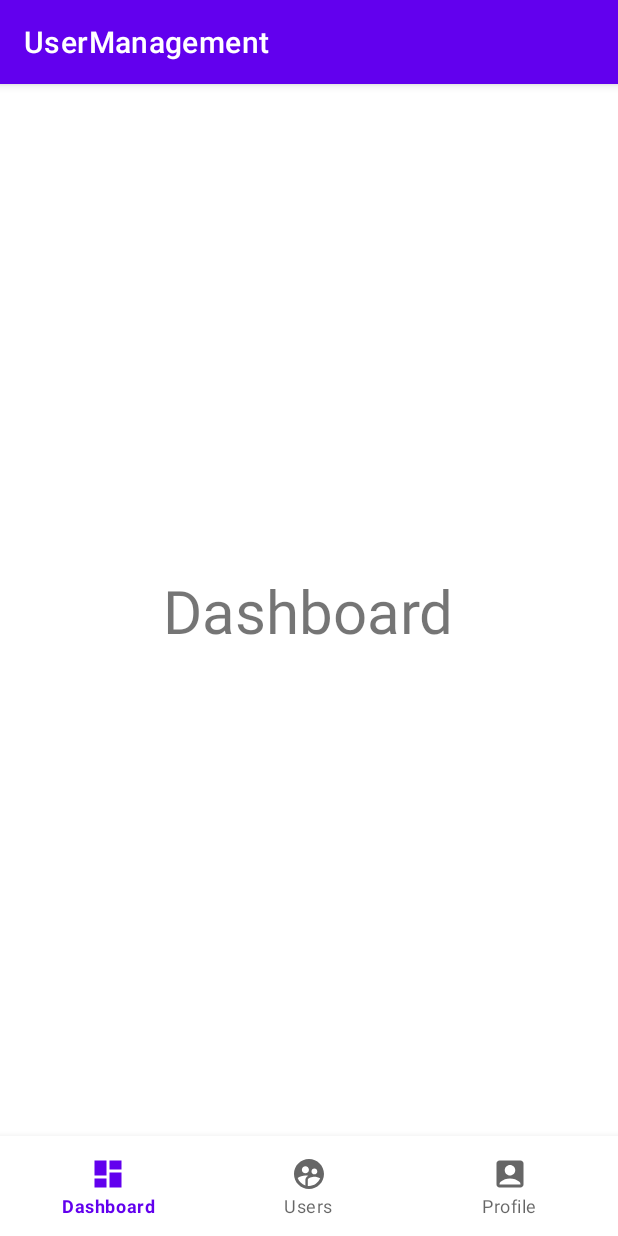
After one commit to Jeevan-Rai/Android-app, an Android app: the DashboardFragment screen opened directly, with no data from a screen before it, on a phone screen of 412 x 824 dp. The commit adds this screen. Run offline under Robolectric (Android 15) with nearby library versions, the phone set to English and light mode, and no system bars.

Commit message:
user interface updated

```diff
--- a/UserManagement/app/build.gradle
+++ b/UserManagement/app/build.gradle
@@ -34,6 +34,8 @@ dependencies {
     implementation 'com.google.android.material:material:1.7.0'
     implementation 'androidx.constraintlayout:constraintlayout:2.1.4'
     implementation 'com.google.android.material:material:1.7.0'
+    implementation 'com.squareup.retrofit12:retrofit:2.9.0'
+    implementation 'com.squareup.retrofit2:converter-gson:2.9.0'
     testImplementation 'junit:junit:4.13.2'
     androidTestImplementation 'androidx.test.ext:junit:1.1.3'
     androidTestImplementation 'androidx.test.espresso:espresso-core:3.4.0'
--- /dev/null
+++ b/UserManagement/app/src/main/java/com/example/usermanagement/HomeActivity.java
@@ -0,0 +1,61 @@
+package com.example.usermanagement;
+
+import androidx.annotation.NonNull;
+import androidx.appcompat.app.AppCompatActivity;
+import androidx.fragment.app.Fragment;
+
+import android.os.Bundle;
+import android.view.MenuItem;
+
+import com.example.usermanagement.NavFragments.DashboardFragment;
+import com.example.usermanagement.NavFragments.ProfileFragment;
+import com.example.usermanagement.NavFragments.UserFragment;
+import com.google.android.material.bottomnavigation.BottomNavigationView;
+
+public class HomeActivity extends AppCompatActivity {
+
+    BottomNavigationView bottomNavigationView;
+
+    @Override
+    protected void onCreate(Bundle savedInstanceState) {
+        super.onCreate(savedInstanceState);
+        setContentView(R.layout.activity_home);
+
+        bottomNavigationView = findViewById(R.id.bottomnav);
+        bottomNavigationView.setOnNavigationItemSelectedListener(new BottomNavigationView.OnNavigationItemSelectedListener() {
+            @Override
+            public boolean onNavigationItemSelected(@NonNull MenuItem item) {
+
+                Fragment fragment = null;
+
+                switch (item.getItemId()) {
+                    case R.id.dashboard:
+                        fragment = new DashboardFragment();
+                        break;
+
+                    case R.id.users:
+                        fragment = new UserFragment();
+                        break;
+
+                    case R.id.profile:
+                        fragment = new ProfileFragment();
+                        break;
+                }
+
+                if (fragment!=null) {
+                    loadFragment(fragment);
+                }
+
+                return true;
+            }
+        });
+
+        loadFragment(new DashboardFragment());
+
+    }
+
+    void loadFragment(Fragment fragment) {
+//        to attach fragment
+        getSupportFragmentManager().beginTransaction().replace(R.id.relativelayout, fragment).commit();
+    }
+}
--- /dev/null
+++ b/UserManagement/app/src/main/java/com/example/usermanagement/NavFragments/DashboardFragment.java
@@ -0,0 +1,66 @@
+package com.example.usermanagement.NavFragments;
+
+import android.os.Bundle;
+
+import androidx.fragment.app.Fragment;
+
+import android.view.LayoutInflater;
+import android.view.View;
+import android.view.ViewGroup;
+
+import com.example.usermanagement.R;
+
+/**
+ * A simple {@link Fragment} subclass.
+ * Use the {@link DashboardFragment#newInstance} factory method to
+ * create an instance of this fragment.
+ */
+public class DashboardFragment extends Fragment {
+
+    // TODO: Rename parameter arguments, choose names that match
+    // the fragment initialization parameters, e.g. ARG_ITEM_NUMBER
+    private static final String ARG_PARAM1 = "param1";
+    private static final String ARG_PARAM2 = "param2";
+
+    // TODO: Rename and change types of parameters
+    private String mParam1;
+    private String mParam2;
+
+    public DashboardFragment() {
+        // Required empty public constructor
+    }
+
+    /**
+     * Use this factory method to create a new instance of
+     * this fragment using the provided parameters.
+     *
+     * @param param1 Parameter 1.
+     * @param param2 Parameter 2.
+     * @return A new instance of fragment DashboardFragment.
+     */
+    // TODO: Rename and change types and number of parameters
+    public static DashboardFragment newInstance(String param1, String param2) {
+        DashboardFragment fragment = new DashboardFragment();
+        Bundle args = new Bundle();
+        args.putString(ARG_PARAM1, param1);
+        args.putString(ARG_PARAM2, param2);
+        fragment.setArguments(args);
+        return fragment;
+    }
+
+    @Override
+    public void onCreate(Bundle savedInstanceState) {
+        super.onCreate(savedInstanceState);
+        if (getArguments() != null) {
+            mParam1 = getArguments().getString(ARG_PARAM1);
+            mParam2 = getArguments().getString(ARG_PARAM2);
+        }
+    }
+
+    @Override
+    public View onCreateView(LayoutInflater inflater, ViewGroup container,
+                             Bundle savedInstanceState) {
+        // Inflate the layout for this fragment
+        return inflater.inflate(R.layout.fragment_dashboard, container, false);
+    }
+}
--- /dev/null
+++ b/UserManagement/app/src/main/res/drawable/dashboard.xml
@@ -0,0 +1,5 @@
+<vector android:height="24dp" android:tint="#000000"
+    android:viewportHeight="24" android:viewportWidth="24"
+    android:width="24dp" xmlns:android="http://schemas.android.com/apk/res/android">
+    <path android:fillColor="@android:color/white" android:pathData="M3,13h8L11,3L3,3v10zM3,21h8v-6L3,15v6zM13,21h8L21,11h-8v10zM13,3v6h8L21,3h-8z"/>
+</vector>
--- /dev/null
+++ b/UserManagement/app/src/main/res/drawable/profile.xml
@@ -0,0 +1,5 @@
+<vector android:height="24dp" android:tint="#000000"
+    android:viewportHeight="24" android:viewportWidth="24"
+    android:width="24dp" xmlns:android="http://schemas.android.com/apk/res/android">
+    <path android:fillColor="@android:color/white" android:pathData="M19,3H5C3.9,3 3,3.9 3,5v14c0,1.1 0.9,2 2,2h14c1.1,0 2,-0.9 2,-2V5C21,3.9 20.1,3 19,3zM12,6c1.93,0 3.5,1.57 3.5,3.5c0,1.93 -1.57,3.5 -3.5,3.5s-3.5,-1.57 -3.5,-3.5C8.5,7.57 10.07,6 12,6zM19,19H5v-0.23c0,-0.62 0.28,-1.2 0.76,-1.58C7.47,15.82 9.64,15 12,15s4.53,0.82 6.24,2.19c0.48,0.38 0.76,0.97 0.76,1.58V19z"/>
+</vector>
--- /dev/null
+++ b/UserManagement/app/src/main/res/drawable/user.xml
@@ -0,0 +1,5 @@
+<vector android:height="24dp" android:tint="#000000"
+    android:viewportHeight="24" android:viewportWidth="24"
+    android:width="24dp" xmlns:android="http://schemas.android.com/apk/res/android">
+    <path android:fillColor="@android:color/white" android:pathData="M11.99,2c-5.52,0 -10,4.48 -10,10s4.48,10 10,10 10,-4.48 10,-10 -4.48,-10 -10,-10zM15.6,8.34c1.07,0 1.93,0.86 1.93,1.93 0,1.07 -0.86,1.93 -1.93,1.93 -1.07,0 -1.93,-0.86 -1.93,-1.93 -0.01,-1.07 0.86,-1.93 1.93,-1.93zM9.6,6.76c1.3,0 2.36,1.06 2.36,2.36 0,1.3 -1.06,2.36 -2.36,2.36s-2.36,-1.06 -2.36,-2.36c0,-1.31 1.05,-2.36 2.36,-2.36zM9.6,15.89v3.75c-2.4,-0.75 -4.3,-2.6 -5.14,-4.96 1.05,-1.12 3.67,-1.69 5.14,-1.69 0.53,0 1.2,0.08 1.9,0.22 -1.64,0.87 -1.9,2.02 -1.9,2.68zM11.99,20c-0.27,0 -0.53,-0.01 -0.79,-0.04v-4.07c0,-1.42 2.94,-2.13 4.4,-2.13 1.07,0 2.92,0.39 3.84,1.15 -1.17,2.97 -4.06,5.09 -7.45,5.09z"/>
+</vector>
--- /dev/null
+++ b/UserManagement/app/src/main/res/layout/activity_home.xml
@@ -0,0 +1,25 @@
+<?xml version="1.0" encoding="utf-8"?>
+<RelativeLayout xmlns:android="http://schemas.android.com/apk/res/android"
+    xmlns:app="http://schemas.android.com/apk/res-auto"
+    xmlns:tools="http://schemas.android.com/tools"
+    android:layout_width="match_parent"
+    android:layout_height="match_parent"
+    tools:context=".HomeActivity">
+
+    <RelativeLayout
+        android:layout_width="match_parent"
+        android:layout_height="match_parent"
+        android:id="@+id/relativelayout"
+        android:layout_marginBottom="65dp"
+        />
+
+    <com.google.android.material.bottomnavigation.BottomNavigationView
+        android:layout_width="match_parent"
+        android:layout_height="wrap_content"
+        android:padding="5dp"
+        android:id="@+id/bottomnav"
+        app:menu="@menu/bottomnav"
+        android:layout_alignParentBottom="true"
+        />
+
+</RelativeLayout>
--- a/UserManagement/app/src/main/res/layout/activity_login.xml
+++ b/UserManagement/app/src/main/res/layout/activity_login.xml
@@ -71,6 +71,7 @@
 
 
     <TextView
+        android:id="@+id/registerlink"
         android:layout_width="match_parent"
         android:layout_height="wrap_content"
         android:text="Not Registered? Create Account"
--- a/UserManagement/app/src/main/res/layout/activity_main.xml
+++ b/UserManagement/app/src/main/res/layout/activity_main.xml
@@ -91,6 +91,7 @@
         />
 
     <TextView
+        android:id="@+id/loginlink"
         android:layout_width="match_parent"
         android:layout_height="wrap_content"
         android:text="Already registered? Login"
--- /dev/null
+++ b/UserManagement/app/src/main/res/layout/fragment_dashboard.xml
@@ -0,0 +1,22 @@
+<?xml version="1.0" encoding="utf-8"?>
+<FrameLayout xmlns:android="http://schemas.android.com/apk/res/android"
+    xmlns:tools="http://schemas.android.com/tools"
+    android:layout_width="match_parent"
+    android:layout_height="match_parent"
+    tools:context=".NavFragments.DashboardFragment">
+
+    <!-- TODO: Update blank fragment layout -->
+
+    <RelativeLayout
+        android:layout_width="match_parent"
+        android:layout_height="match_parent">
+        <TextView
+        android:layout_width="wrap_content"
+        android:layout_height="wrap_content"
+        android:text="Dashboard"
+            android:layout_centerInParent="true"
+            android:textSize="40dp"
+        />
+    </RelativeLayout>
+
+</FrameLayout>
--- /dev/null
+++ b/UserManagement/app/src/main/res/menu/bottomnav.xml
@@ -0,0 +1,22 @@
+<?xml version="1.0" encoding="utf-8"?>
+<menu xmlns:android="http://schemas.android.com/apk/res/android">
+
+    <item
+    android:title="Dashboard"
+        android:id="@+id/dashboard"
+        android:icon="@drawable/dashboard"
+    />
+
+    <item
+        android:title="Users"
+        android:id="@+id/users"
+        android:icon="@drawable/user"
+        />
+
+    <item
+        android:title="Profile"
+        android:id="@+id/profile"
+        android:icon="@drawable/profile"
+        />
+
+</menu>
--- a/UserManagement/app/src/main/res/values/strings.xml
+++ b/UserManagement/app/src/main/res/values/strings.xml
@@ -4,4 +4,6 @@
     <string name="email">email</string>
     <string name="password">password</string>
     <string name="register">register</string>
+    <!-- TODO: Remove or change this placeholder text -->
+    <string name="hello_blank_fragment">Hello blank fragment</string>
 </resources>
```
Also changed, not shown: UserManagement/app/src/main/AndroidManifest.xml (+7 -0 lines), UserManagement/app/src/main/java/com/example/usermanagement/LoginActivity.java (+40 -0 lines), UserManagement/app/src/main/java/com/example/usermanagement/MainActivity.java (+45 -1 lines), UserManagement/app/src/main/java/com/example/usermanagement/NavFragments/ProfileFragment.java (added, +66 -0 lines), UserManagement/app/src/main/java/com/example/usermanagement/NavFragments/UserFragment.java (added, +66 -0 lines), UserManagement/app/src/main/res/layout/fragment_profile.xml (added, +22 -0 lines), UserManagement/app/src/main/res/layout/fragment_user.xml (added, +21 -0 lines).
